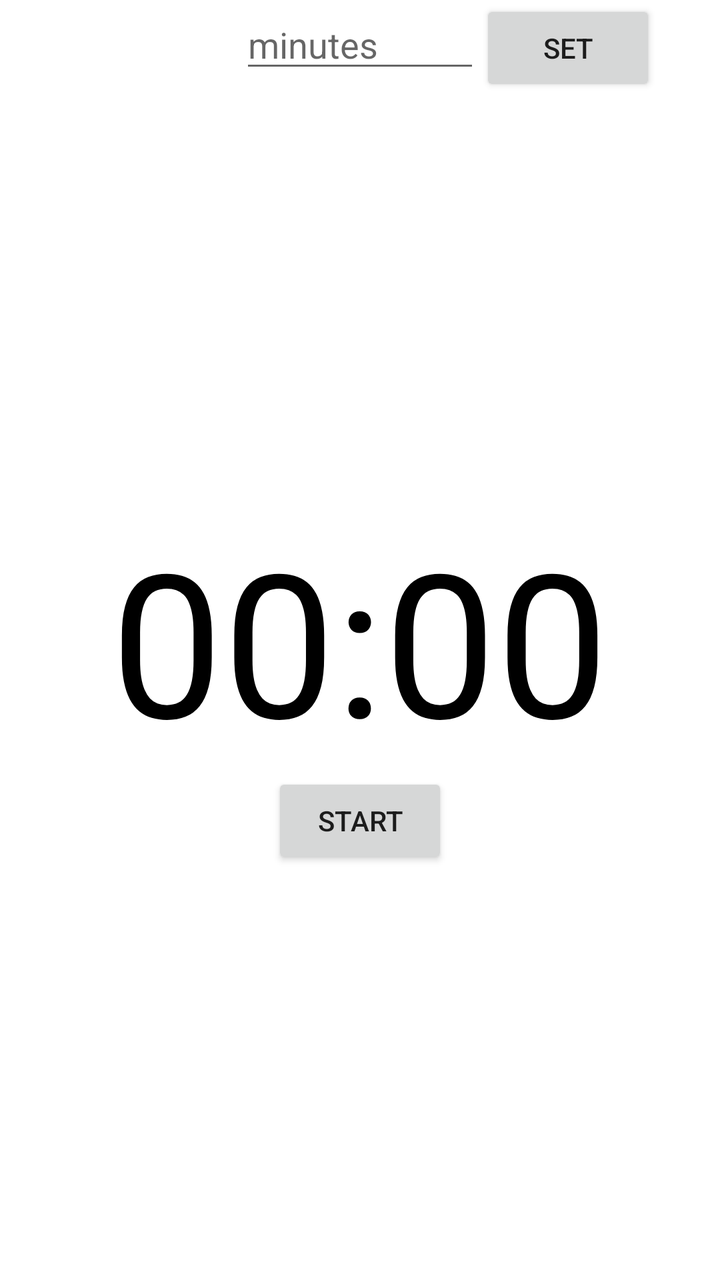
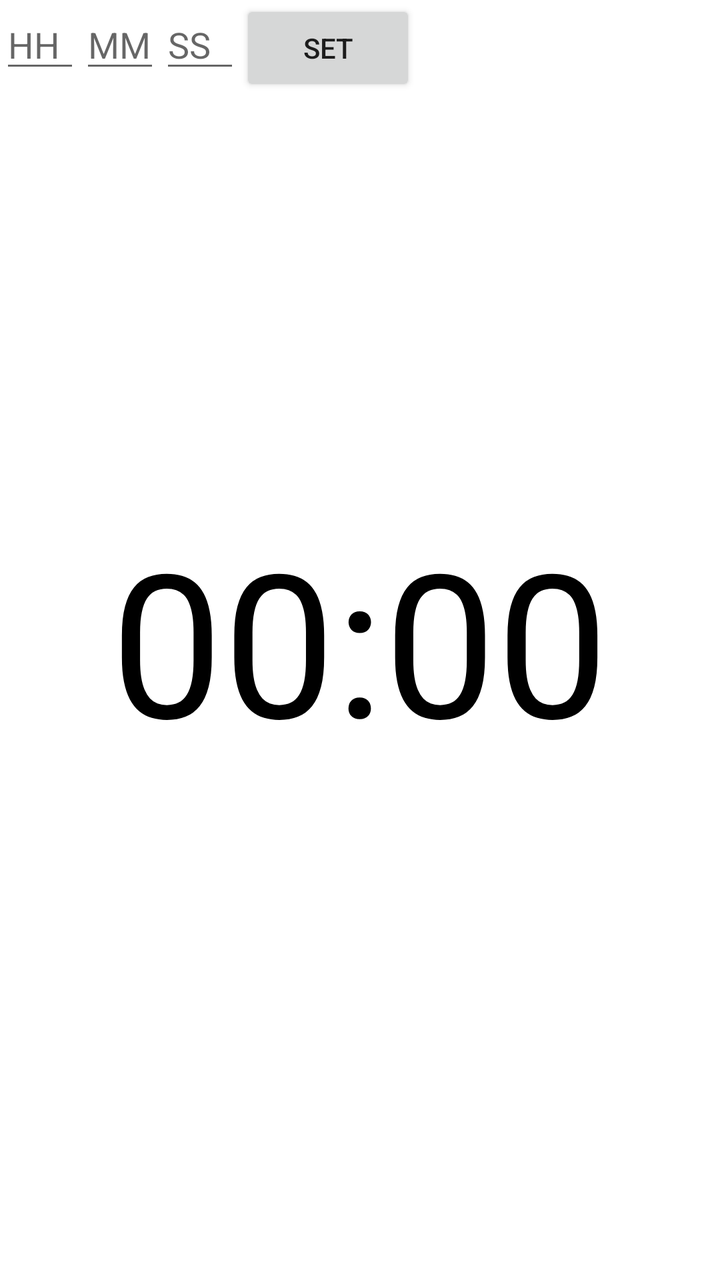

Two renders of the same Android screen: before a commit and after it. Below are the layout's source before the change and the commit's diff.
<!-- AndroidManifest.xml: application theme Theme.FinalCountDown -->
<!-- res/layout/activity_main.xml -->
<?xml version="1.0" encoding="utf-8"?>
<RelativeLayout xmlns:android="http://schemas.android.com/apk/res/android"
    xmlns:app="http://schemas.android.com/apk/res-auto"
    xmlns:tools="http://schemas.android.com/tools"
    android:layout_width="match_parent"
    android:layout_height="match_parent"
    tools:context=".MainActivity">

    <EditText
        android:id="@+id/edit_text_input"
        android:layout_width="120dp"
        android:layout_height="wrap_content"
        android:hint="minutes"
        android:inputType="number"
        android:maxLength="4"
        android:layout_centerHorizontal="true"/>

    <Button
        android:id="@+id/button_set"
        android:text="set"
        android:layout_width="wrap_content"
        android:layout_height="wrap_content"
        android:layout_toRightOf="@id/edit_text_input"
    />

    <TextView
        android:id="@+id/text_view_countdown"
        android:layout_width="wrap_content"
        android:layout_height="wrap_content"
        android:text="00:00"
        android:layout_centerHorizontal="true"
        android:layout_centerVertical="true"
        android:textColor="@android:color/black"
        android:textSize="100sp" />

    <Button
        android:id="@+id/button_start_pause"
        android:layout_centerHorizontal="true"
        android:layout_below="@id/text_view_countdown"
        android:layout_width="wrap_content"
        android:layout_height="wrap_content"
        android:text="start" />

    <Button
        android:id="@+id/button_reset"
        android:layout_centerHorizontal="true"
        android:layout_below="@id/button_start_pause"
        android:layout_width="wrap_content"
        android:layout_height="wrap_content"
        android:text="reset"
        android:visibility="invisible"
        tools:visibility="visible"/>



</RelativeLayout>
<!-- resources referenced by this layout -->
<resources>
  <style name="Theme.FinalCountDown" parent="Theme.MaterialComponents.DayNight.DarkActionBar">
          
          <item name="colorPrimary">@color/purple_500</item>
          <item name="colorPrimaryVariant">@color/purple_700</item>
          <item name="colorOnPrimary">@color/white</item>
          
          <item name="colorSecondary">@color/teal_200</item>
          <item name="colorSecondaryVariant">@color/teal_700</item>
          <item name="colorOnSecondary">@color/black</item>
          
          <item name="android:statusBarColor" tools:targetApi="l">?attr/colorPrimaryVariant</item>
          
      </style>
  <color name="purple_500">#FF6200EE</color>
  <color name="purple_700">#FF3700B3</color>
  <color name="white">#FFFFFFFF</color>
  <color name="teal_200">#FF03DAC5</color>
  <color name="teal_700">#FF018786</color>
  <color name="black">#FF000000</color>
</resources>

<!-- the commit's change to res/layout/activity_main.xml (unified diff, before → after) -->
@@ -7,50 +7,45 @@
     tools:context=".MainActivity">
 
     <EditText
-        android:id="@+id/edit_text_input"
-        android:layout_width="120dp"
+        android:id="@+id/edit_text_hour"
+        android:layout_width="40dp"
         android:layout_height="wrap_content"
-        android:hint="minutes"
+        android:hint="HH"
         android:inputType="number"
-        android:maxLength="4"
-        android:layout_centerHorizontal="true"/>
+        android:maxLength="2" />
+
+    <EditText
+        android:id="@+id/edit_text_minute"
+        android:layout_width="40dp"
+        android:layout_height="wrap_content"
+        android:hint="MM"
+        android:inputType="number"
+        android:maxLength="2"
+        android:layout_toRightOf="@id/edit_text_hour"/>
+
+    <EditText
+        android:id="@+id/edit_text_second"
+        android:layout_width="40dp"
+        android:layout_height="wrap_content"
+        android:hint="SS"
+        android:inputType="number"
+        android:maxLength="2"
+        android:layout_toRightOf="@id/edit_text_minute"/>
 
     <Button
         android:id="@+id/button_set"
-        android:text="set"
         android:layout_width="wrap_content"
         android:layout_height="wrap_content"
-        android:layout_toRightOf="@id/edit_text_input"
-    />
+        android:layout_toRightOf="@id/edit_text_second"
+        android:text="set" />
 
     <TextView
         android:id="@+id/text_view_countdown"
         android:layout_width="wrap_content"
         android:layout_height="wrap_content"
+        android:layout_centerInParent="true"
         android:text="00:00"
-        android:layout_centerHorizontal="true"
-        android:layout_centerVertical="true"
         android:textColor="@android:color/black"
         android:textSize="100sp" />
 
-    <Button
-        android:id="@+id/button_start_pause"
-        android:layout_centerHorizontal="true"
-        android:layout_below="@id/text_view_countdown"
-        android:layout_width="wrap_content"
-        android:layout_height="wrap_content"
-        android:text="start" />
-
-    <Button
-        android:id="@+id/button_reset"
-        android:layout_centerHorizontal="true"
-        android:layout_below="@id/button_start_pause"
-        android:layout_width="wrap_content"
-        android:layout_height="wrap_content"
-        android:text="reset"
-        android:visibility="invisible"
-        tools:visibility="visible"/>
-
-
-
 </RelativeLayout>
